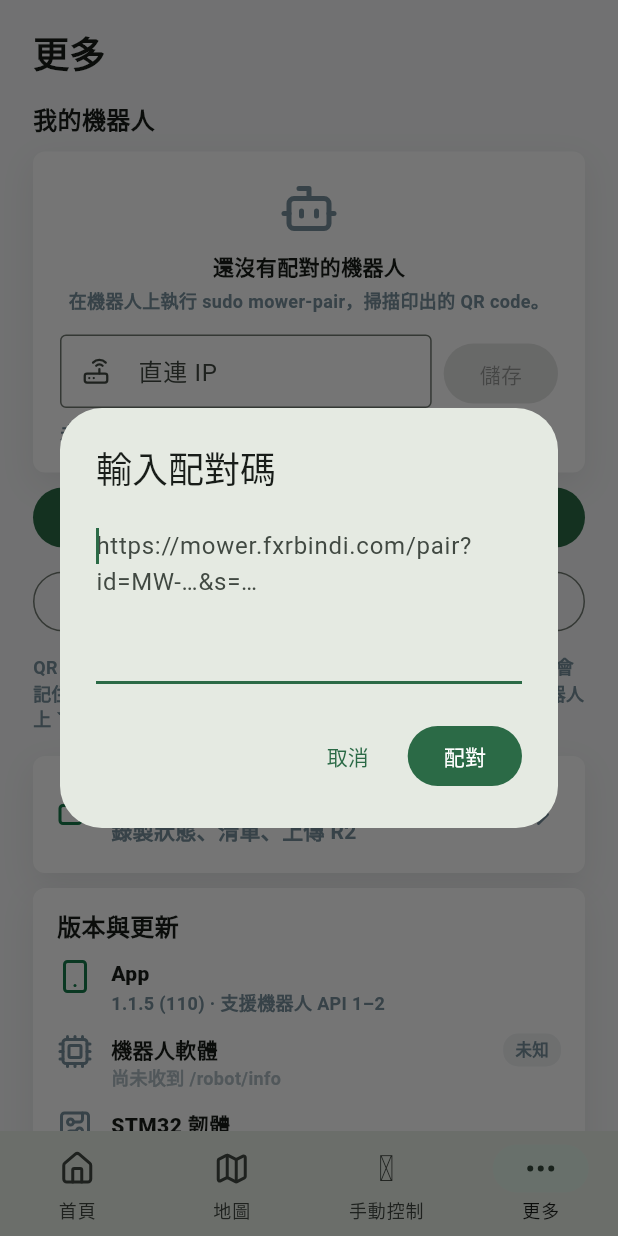
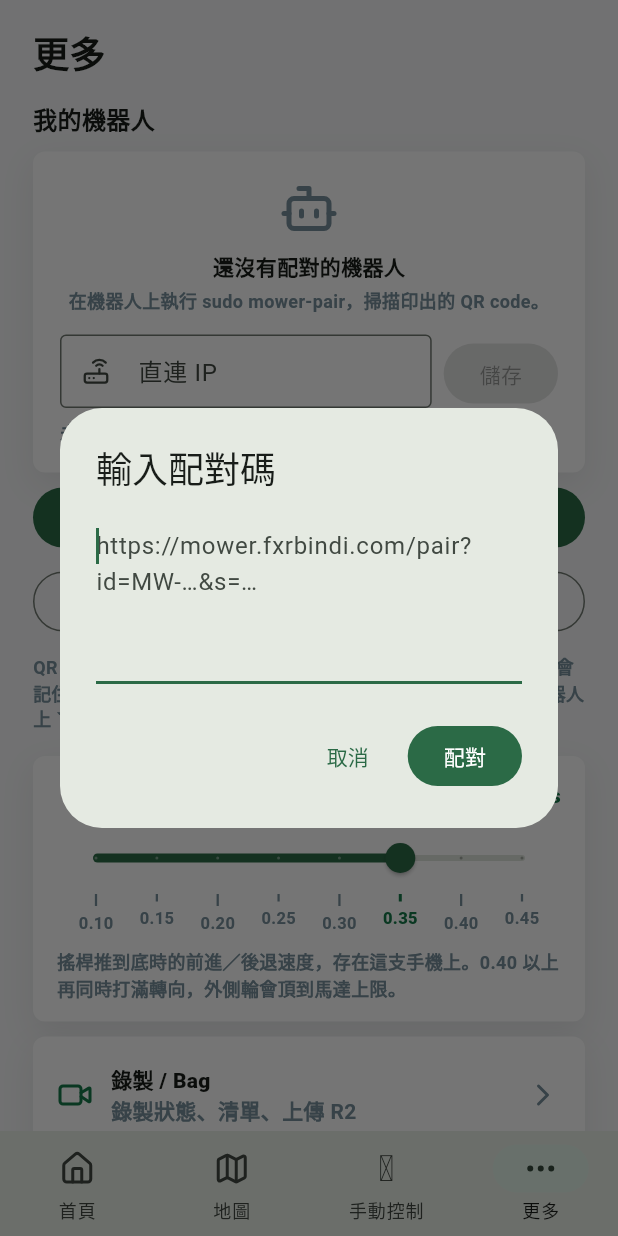
Before and after one commit to edwards414/mower_lawer_app, a Flutter app: the screen it shows after launch, after a tap on "以檢視模式進入", after a tap on "尚未配對機器人", after a tap on "手動輸入配對碼", on a phone screen of 412 x 824 dp. Run offline on Flutter 3.47's test engine with Material 3 defaults, Android fonts, the phone set to English and light mode, and no system bars; our stand-ins replace flutter_map, flutter_secure_storage, geolocator, image_picker, latlong2, lucide_icons_flutter and 2 more; missing offline and left inert: flutter_webrtc, mobile_scanner.

Commit message:
manual: 0.35 m/s joystick, speed slider with a ruler on 更多
The manual joystick's full-deflection speed was a fixed 0.22 m/s, about
40 % of what the 58 rpm wheels can do. It is a setting now, 0.35 m/s by
default, picked on the 更多 tab with a stepped slider (0.10-0.45 m/s,
0.05 per stop) and a ruler under it: a tick and a value under every stop,
the current one in bold green. It is kept in SharedPreferences on the
phone; the slider's shapes are pinned so the ruler's ticks land on the
slider's own stop dots.

The top stop stays at 0.45: the robot's velocity_command_guard answers
anything above 0.5 m/s with a stop, and above 0.40 a full turn at the
same time asks the outer wheel for more than the motor's 58 rpm. The
angular speed stays 0.75 rad/s.

Co-Authored-By: Claude Opus 5.5 <noreply@anthropic.com>

```diff
--- a/lib/providers/mission_mock_provider.dart
+++ b/lib/providers/mission_mock_provider.dart
@@ -16,6 +16,16 @@ import '../services/rosbridge_service.dart';
 
 class MissionMockProvider extends ChangeNotifier {
   static const _mockDataPreferenceKey = 'mock_data_enabled';
+  static const _manualLinearSpeedPreferenceKey = 'manual_linear_speed_m_s';
+
+  /// Steps of the 手動搖桿速度 slider on the 更多 page, in m/s. The robot's
+  /// velocity_command_guard answers anything above 0.5 m/s with a stop, and
+  /// the 58 rpm wheels top out near 0.55 m/s, so the last step stays below
+  /// both.
+  static const manualLinearSpeedMin = 0.10;
+  static const manualLinearSpeedMax = 0.45;
+  static const manualLinearSpeedStep = 0.05;
+  static const manualLinearSpeedDefault = 0.35;
   static const manualVelocityTopic = '/app_joy_cmd';
   static const _manualCommandClockTopic = '/manual_command_clock';
   static const frontCameraTopic = '/front_depth_camera/image_raw';
@@ -37,6 +47,7 @@ class MissionMockProvider extends ChangeNotifier {
       _ownsRosbridge = rosbridge == null {
     _addLog('INFO', '等待 ROS 真實資料', notify: false);
     _timer = Timer.periodic(const Duration(seconds: 1), (_) => _tick());
+    unawaited(_loadManualLinearSpeedPreference());
     unawaited(_connectRosbridge());
   }
 
@@ -191,6 +202,11 @@ class MissionMockProvider extends ChangeNotifier {
   bool liveDataActive = false;
   bool mockDataEnabled = false;
   bool manualControlActive = false;
+  double _manualLinearSpeed = manualLinearSpeedDefault;
+  bool _manualLinearSpeedChosen = false;
+
+  /// Linear speed (m/s) the manual joystick sends at full deflection.
+  double get manualLinearSpeed => _manualLinearSpeed;
 
   List<MissionZone> zones = const [];
   List<MissionZone> riskZones = const [];
@@ -630,6 +646,63 @@ class MissionMockProvider extends ChangeNotifier {
       _clearMissionData();
       _addLog('INFO', 'Demo 模式關閉，等待 ROS 真實資料', notify: false);
     }
+  }
+
+  Future<void> _loadManualLinearSpeedPreference() async {
+    try {
+      final prefs = await SharedPreferences.getInstance();
+      final saved = prefs.getDouble(_manualLinearSpeedPreferenceKey);
+      // A slider move made while this was loading wins over the stored value.
+      if (saved == null || _manualLinearSpeedChosen || _isDisposed) {
+        return;
+      }
+      final speed = _snapManualLinearSpeed(saved);
+      if (speed != _manualLinearSpeed) {
+        _manualLinearSpeed = speed;
+        notifyListeners();
+      }
+    } catch (error) {
+      if (!_isDisposed) {
+        _addLog('WARN', '讀取手動搖桿速度失敗，使用預設值: $error', notify: false);
+      }
+    }
+  }
+
+  /// Sets the joystick's full-deflection speed, snapped to a slider step, and
+  /// remembers it on this phone.
+  Future<void> setManualLinearSpeed(double value) async {
+    final speed = _snapManualLinearSpeed(value);
+    // The first pick is saved even when it equals the value shown, so a
+    // stored speed that has not finished loading cannot come back.
+    if (speed == _manualLinearSpeed && _manualLinearSpeedChosen) {
+      return;
+    }
+    _manualLinearSpeedChosen = true;
+    _manualLinearSpeed = speed;
+    notifyListeners();
+    try {
+      final prefs = await SharedPreferences.getInstance();
+      await prefs.setDouble(_manualLinearSpeedPreferenceKey, speed);
+    } catch (error) {
+      if (!_isDisposed) {
+        _addLog('ERROR', '儲存手動搖桿速度失敗: $error');
+      }
+    }
+  }
+
+  /// [value] clamped to the slider range and rounded to its nearest step, as
+  /// an exact two-decimal number (0.35, not 0.35000000000000003).
+  static double _snapManualLinearSpeed(double value) {
+    if (!value.isFinite) {
+      return manualLinearSpeedDefault;
+    }
+    final clamped = value
+        .clamp(manualLinearSpeedMin, manualLinearSpeedMax)
+        .toDouble();
+    final steps = ((clamped - manualLinearSpeedMin) / manualLinearSpeedStep)
+        .round();
+    final snapped = manualLinearSpeedMin + steps * manualLinearSpeedStep;
+    return double.parse(snapped.toStringAsFixed(2));
   }
 
   Future<String?> updateRobotIp(String value) async {
--- a/lib/screens/home_screen.dart
+++ b/lib/screens/home_screen.dart
@@ -19,6 +19,7 @@ import 'robots_screen.dart';
 import '../widgets/add_object_sheet.dart';
 import '../widgets/execution_control_sheet.dart';
 import '../widgets/manual_control_overlay.dart';
+import '../widgets/manual_speed_setting.dart';
 import '../widgets/map_objects_sheet.dart';
 import '../widgets/map_record_bar.dart';
 import '../widgets/mission_map_canvas.dart';
@@ -818,6 +819,8 @@ class _MoreTab extends StatelessWidget {
             const SizedBox(height: 16),
             RobotSettingsSection(visible: visible),
             const SizedBox(height: 16),
+            const _DashboardCard(child: ManualSpeedSetting()),
+            const SizedBox(height: 10),
             _DashboardCard(
               child: _MoreActionRow(
                 icon: AppIcons.video,
--- a/lib/widgets/manual_control_overlay.dart
+++ b/lib/widgets/manual_control_overlay.dart
@@ -32,7 +32,8 @@ class ManualControlOverlay extends StatefulWidget {
 class _ManualControlOverlayState extends State<ManualControlOverlay>
     with WidgetsBindingObserver {
   static const _publishInterval = Duration(milliseconds: 100);
-  static const _linearSpeed = 0.22;
+  // The linear full-deflection speed is the 更多 page's slider
+  // (MissionMockProvider.manualLinearSpeed).
   static const _angularSpeed = 0.75;
   static const _deadband = 0.04;
 
@@ -275,7 +276,7 @@ class _ManualControlOverlayState extends State<ManualControlOverlay>
   }
 
   void _setLinearAxis(Offset value) {
-    _linearX = _scaleAxis(-value.dy, _linearSpeed);
+    _linearX = _scaleAxis(-value.dy, widget.mission.manualLinearSpeed);
     _publishCurrent();
   }
 
--- /dev/null
+++ b/lib/widgets/manual_speed_setting.dart
@@ -0,0 +1,172 @@
+import 'dart:async';
+
+import 'package:flutter/material.dart';
+import 'package:provider/provider.dart';
+
+import '../providers/mission_mock_provider.dart';
+import '../utils/app_icons.dart';
+
+const _kGreen = Color(0xFF167A4A);
+const _kGrey = Color(0xFF78909C);
+
+/// The manual joystick's full-deflection speed on the 更多 page: a stepped
+/// slider with a ruler under it, one tick and label per 0.05 m/s stop.
+class ManualSpeedSetting extends StatelessWidget {
+  const ManualSpeedSetting({super.key});
+
+  /// The slider's shapes are pinned (to the Material 3 2023 defaults) so the
+  /// ruler can put each tick exactly under its stop: the track is inset by
+  /// the overlay radius (larger than the thumb's) and its stops by a further
+  /// half track height, as Slider paints its own discrete ticks.
+  static const _trackHeight = 4.0;
+  static const _thumbRadius = 10.0;
+  static const _overlayRadius = 24.0;
+
+  static String _format(double speed) => '${speed.toStringAsFixed(2)} m/s';
+
+  @override
+  Widget build(BuildContext context) {
+    final mission = context.watch<MissionMockProvider>();
+    final speed = mission.manualLinearSpeed;
+    const min = MissionMockProvider.manualLinearSpeedMin;
+    const max = MissionMockProvider.manualLinearSpeedMax;
+    final divisions = ((max - min) / MissionMockProvider.manualLinearSpeedStep)
+        .round();
+
+    return Column(
+      crossAxisAlignment: CrossAxisAlignment.stretch,
+      children: [
+        Row(
+          children: [
+            const Icon(AppIcons.gamepad2, color: _kGreen),
+            const SizedBox(width: 12),
+            const Expanded(
+              child: Text(
+                '手動搖桿速度',
+                style: TextStyle(fontWeight: FontWeight.w900),
+              ),
+            ),
+            Text(
+              _format(speed),
+              style: const TextStyle(
+                color: _kGreen,
+                fontWeight: FontWeight.w900,
+              ),
+            ),
+          ],
+        ),
+        const SizedBox(height: 6),
+        SliderTheme(
+          data: SliderTheme.of(context).copyWith(
+            trackHeight: _trackHeight,
+            trackShape: const RoundedRectSliderTrackShape(),
+            thumbShape: const RoundSliderThumbShape(
+              enabledThumbRadius: _thumbRadius,
+            ),
+            overlayShape: const RoundSliderOverlayShape(
+              overlayRadius: _overlayRadius,
+            ),
+          ),
+          child: Slider(
+            value: speed,
+            min: min,
+            max: max,
+            divisions: divisions,
+            label: _format(speed),
+            semanticFormatterCallback: _format,
+            onChanged: (value) =>
+                unawaited(mission.setManualLinearSpeed(value)),
+          ),
+        ),
+        _SpeedRuler(
+          selected: speed,
+          divisions: divisions,
+          inset: _overlayRadius + _trackHeight / 2,
+        ),
+        const SizedBox(height: 8),
+        const Text(
+          '搖桿推到底時的前進／後退速度，存在這支手機上。'
+          '0.40 以上再同時打滿轉向，外側輪會頂到馬達上限。',
+          style: TextStyle(
+            color: _kGrey,
+            fontSize: 12,
+            fontWeight: FontWeight.w600,
+          ),
+        ),
+      ],
+    );
+  }
+}
+
+/// Tick marks and values under the slider; every 0.10 m/s tick is longer.
+class _SpeedRuler extends StatelessWidget {
+  const _SpeedRuler({
+    required this.selected,
+    required this.divisions,
+    required this.inset,
+  });
+
+  final double selected;
+  final int divisions;
+
+  /// Distance from either edge to the first and last stop.
+  final double inset;
+
+  static const _labelWidth = 36.0;
+
+  @override
+  Widget build(BuildContext context) {
+    return SizedBox(
+      height: 28,
+      child: LayoutBuilder(
+        builder: (context, constraints) {
+          final span = constraints.maxWidth - 2 * inset;
+          return Stack(
+            clipBehavior: Clip.none,
+            children: [
+              for (var i = 0; i <= divisions; i++)
+                _tick(
+                  value:
+                      MissionMockProvider.manualLinearSpeedMin +
+                      i * MissionMockProvider.manualLinearSpeedStep,
+                  x: inset + span * i / divisions,
+                ),
+            ],
+          );
+        },
+      ),
+    );
+  }
+
+  Widget _tick({required double value, required double x}) {
+    final isSelected = (value - selected).abs() < 1e-6;
+    final isMajor = (value * 100).round() % 10 == 0;
+    final color = isSelected ? _kGreen : _kGrey;
+    return Positioned(
+      left: x - _labelWidth / 2,
+      width: _labelWidth,
+      top: 0,
+      child: Column(
+        children: [
+          Container(
+            width: isSelected ? 2 : 1.5,
+            height: isMajor ? 8 : 5,
+            color: color,
+          ),
+          const SizedBox(height: 3),
+          Text(
+            value.toStringAsFixed(2),
+            maxLines: 1,
+            softWrap: false,
+            overflow: TextOverflow.visible,
+            style: TextStyle(
+              color: color,
+              fontSize: 11,
+              fontWeight: isSelected ? FontWeight.w900 : FontWeight.w600,
+            ),
+          ),
+        ],
+      ),
+    );
+  }
+}
```
Also changed, not shown: 2 other files.
